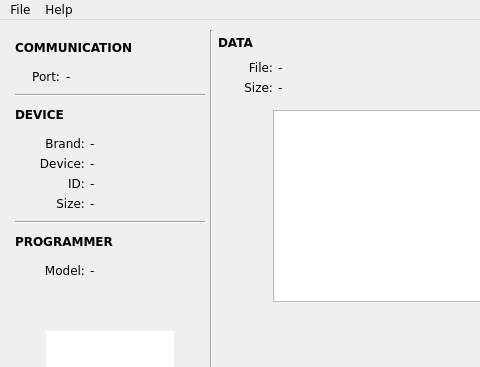
Old version of the form src/mainwindow.ui in the repository DogRatIan/EKZ-E08-OpenSource; both pictures show x 0 to 480 and y 0 to 367 of the 618 by 600 pixel window.
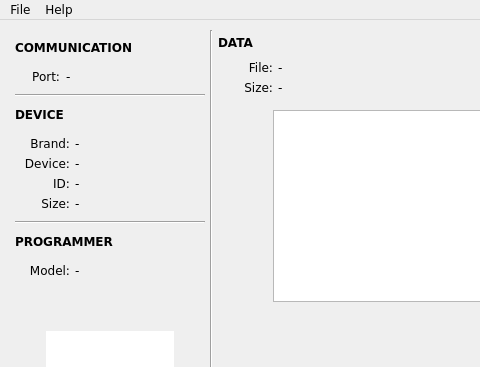
New version of the form. Icons and pictures are not drawn.

Commit message: <trunk>     1. Fixed.   Remove incorrect S25FL016A record from FLASH table.     2. Added.   Support SST Serial FLASH.     3. Fixed.   Some device name is too long and outside the label area.

What changed in the file:
```diff
--- a/src/mainwindow.ui
+++ b/src/mainwindow.ui
@@ -384,13 +384,13 @@
            <widget class="QLabel" name="label_2">
             <property name="minimumSize">
              <size>
-              <width>65</width>
+              <width>50</width>
               <height>0</height>
              </size>
             </property>
             <property name="maximumSize">
              <size>
-              <width>60</width>
+              <width>50</width>
               <height>16777215</height>
              </size>
             </property>
@@ -406,13 +406,13 @@
            <widget class="QLabel" name="label">
             <property name="minimumSize">
              <size>
-              <width>65</width>
+              <width>50</width>
               <height>0</height>
              </size>
             </property>
             <property name="maximumSize">
              <size>
-              <width>60</width>
+              <width>50</width>
               <height>16777215</height>
              </size>
             </property>
@@ -454,13 +454,13 @@
            <widget class="QLabel" name="label_5">
             <property name="minimumSize">
              <size>
-              <width>65</width>
+              <width>50</width>
               <height>0</height>
              </size>
             </property>
             <property name="maximumSize">
              <size>
-              <width>60</width>
+              <width>50</width>
               <height>16777215</height>
              </size>
             </property>
@@ -489,13 +489,13 @@
            <widget class="QLabel" name="label_12">
             <property name="minimumSize">
              <size>
-              <width>65</width>
+              <width>50</width>
               <height>0</height>
              </size>
             </property>
             <property name="maximumSize">
              <size>
-              <width>60</width>
+              <width>50</width>
               <height>16777215</height>
              </size>
             </property>
@@ -643,13 +643,13 @@
            <widget class="QLabel" name="label_9">
             <property name="minimumSize">
              <size>
-              <width>65</width>
+              <width>50</width>
               <height>0</height>
              </size>
             </property>
             <property name="maximumSize">
              <size>
-              <width>60</width>
+              <width>50</width>
               <height>16777215</height>
              </size>
             </property>
```
Left out of the diff: 2 changed lines with no effect on the pictures. The commit also changes 4 other files.
